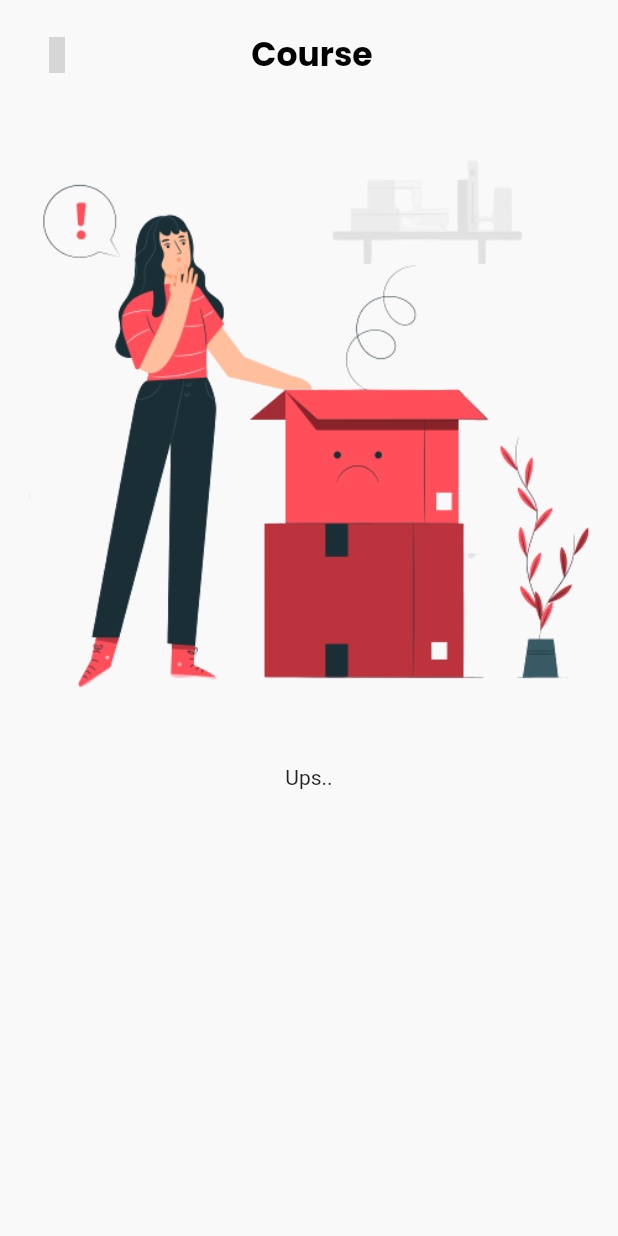
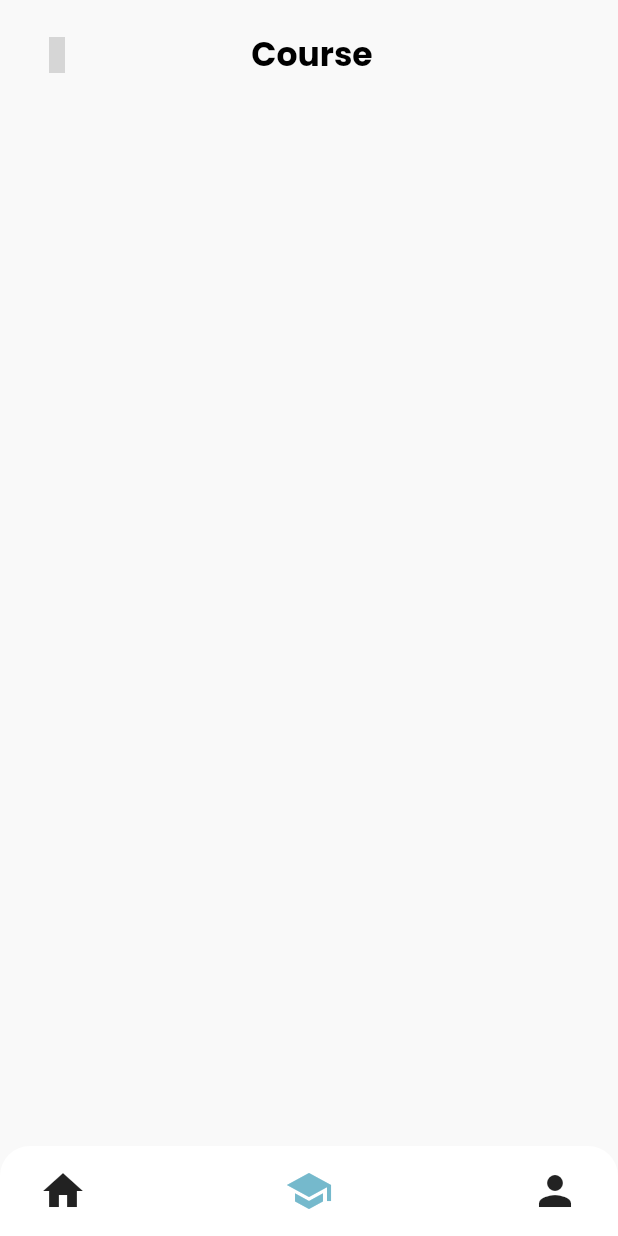
Before and after one commit to anggitpp/ecourse, a Flutter app: the screen it shows after launch, on a phone screen of 412 x 824 dp. Run offline on Flutter 3.47's test engine with Material 2 defaults, Android fonts, the light colour scheme and no system bars; our stand-ins replace get, google_fonts, material_design_icons_flutter, supercharged; grey boxes are pictures that could not be loaded.

Commit message:
pembuatan course page saat kosong

```diff
--- a/lib/view/pages/course_page.dart
+++ b/lib/view/pages/course_page.dart
@@ -5,8 +5,9 @@ class CoursePage extends StatelessWidget {
   Widget build(BuildContext context) {
     return Scaffold(
       backgroundColor: backColor,
-      body: Center(
-        child: Column(
+      body: Stack(
+        children: [
+          Column(
             children: [
               SafeArea(
                 child: SizedBox(
@@ -27,8 +28,8 @@ class CoursePage extends StatelessWidget {
                       padding: EdgeInsets.only(right: 20),
                       child: Text(
                         'Course',
-                      style:
-                          blackFontStyleL.copyWith(fontWeight: FontWeight.bold),
+                        style: blackFontStyleL.copyWith(
+                            fontWeight: FontWeight.bold),
                       ),
                     ),
                     SizedBox(),
@@ -36,17 +37,50 @@ class CoursePage extends StatelessWidget {
                 ),
               ),
               SizedBox(
-              height: 20,
+                height: 10,
               ),
-            Image(
-              image: AssetImage('assets/empty_course.png'),
-            ),
-            SizedBox(
-              height: 25,
-            ),
-            Text('Ups..')
+              // Image(
+              //   image: AssetImage('assets/empty_course.png'),
+              // ),
+              // Text(
+              //   'Ups..',
+              //   style: blackFontStyleL.copyWith(
+              //       fontSize: 30, fontWeight: FontWeight.bold),
+              // ),
+              // SizedBox(
+              //   height: 10,
+              // ),
+              // Text(
+              //   'Seems like you have not joined course, yet..',
+              //   style: blackFontStyleL,
+              //   textAlign: TextAlign.center,
+              // ),
             ],
           ),
+          Align(
+            alignment: Alignment.bottomCenter,
+            child: Container(
+              padding: EdgeInsets.symmetric(horizontal: 26),
+              height: 60,
+              width: double.infinity,
+              decoration: BoxDecoration(
+                color: Colors.white,
+                borderRadius: BorderRadius.only(
+                  topLeft: Radius.circular(20),
+                  topRight: Radius.circular(20),
+                ),
+              ),
+              child: Row(
+                mainAxisAlignment: MainAxisAlignment.spaceBetween,
+                children: [
+                  Icon(Icons.home, size: 32),
+                  Icon(Icons.school, size: 32, color: mainColor),
+                  Icon(Icons.person, size: 32),
+                ],
+              ),
+            ),
+          ),
+        ],
       ),
     );
   }
```
Also changed, not shown: lib/view/widgets/course_page_card.dart (added). Lines whose indentation alone changed are shown as unchanged.
